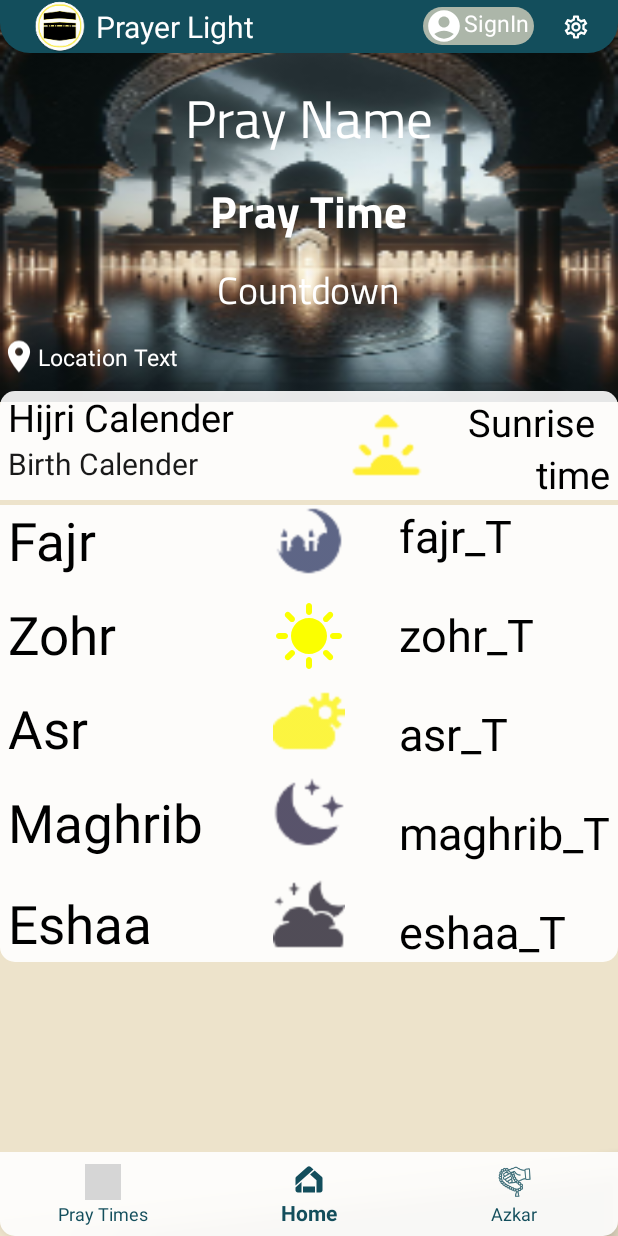
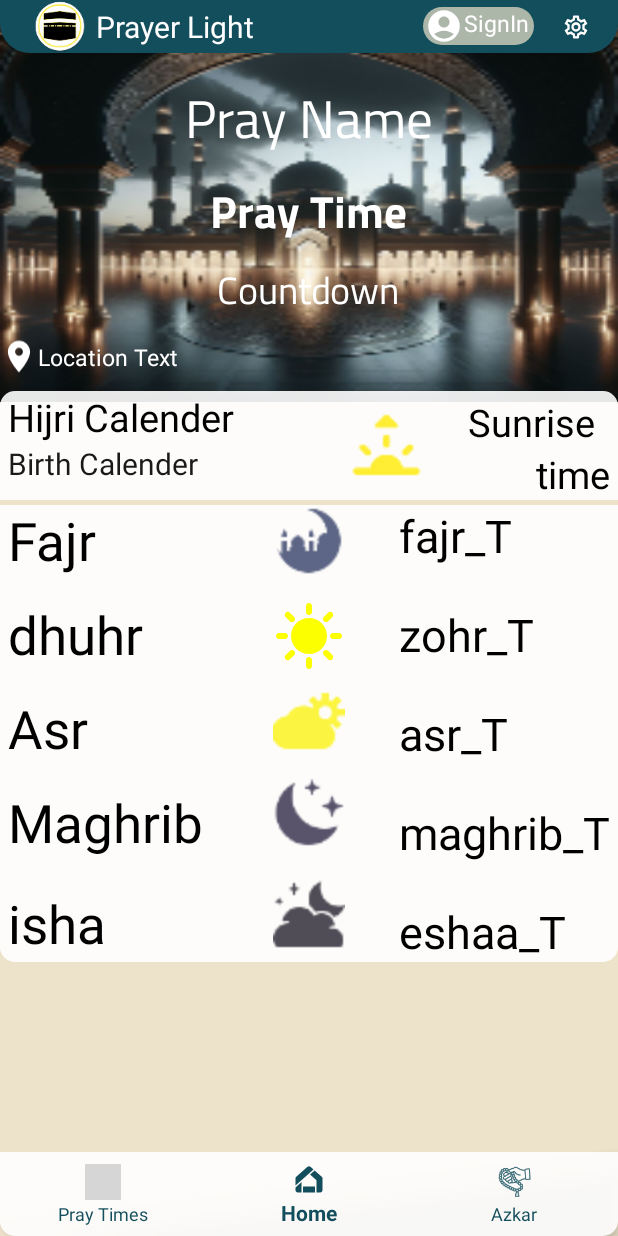
Before and after one commit to Ahmednasser21/PrayerLight, an Android app: the Main screen opened directly, with no data from a screen before it, on a phone screen of 412 x 824 dp. Run offline under Robolectric (Android 15) with nearby library versions, the light colour scheme and no system bars; libraries missing offline, so code that uses them is left out: com.batoulapps.adhan2; grey boxes are pictures that could not be loaded.

Commit message:
Edit strings file to match next pray in main and change .inc

```diff
--- a/app/src/main/java/com/demo1/prayerlight/Main.kt
+++ b/app/src/main/java/com/demo1/prayerlight/Main.kt
@@ -140,7 +140,11 @@ class Main : Fragment(), LocationListener {
 
             var nextPrayerTime =prayerTimes.timeForPrayer(nextPrayer)
             if (currentPrayer == Prayer.ISHA) {
-                day = day.inc()
+                val currentDate = LocalDate.of(year, month, day)
+                val nextDay = currentDate.plusDays(1)
+                val formatterGregorian = DateTimeFormatter.ofPattern("dd")
+                val nextReformattedDay =  nextDay.format(formatterGregorian).toInt()
+                day = nextReformattedDay
                 date = DateComponents(year, month, day)
                 prayerTimes = PrayerTimes(coordinates, date, params)
                 nextPrayerTime = prayerTimes.timeForPrayer(nextPrayer)
--- a/app/src/main/res/values/strings.xml
+++ b/app/src/main/res/values/strings.xml
@@ -17,10 +17,10 @@
     <string name="alarm_settings">Alarm Settings</string>
     <string name="fajr">Fajr</string>
     <string name="sun_rise">Sunrise</string>
-    <string name="zohr">Zohr</string>
+    <string name="zohr">dhuhr</string>
     <string name="asr">Asr</string>
     <string name="maghrib">Maghrib</string>
-    <string name="eshaa">Eshaa</string>
+    <string name="eshaa">isha</string>
     <string name="quiam_lil">Quiam Lil</string>
     <string name="fajr_alarm">Enable or disable Fajr alarm</string>
     <string name="sunrise_alarm">Enable or disable Sunrise alarm</string>
```
